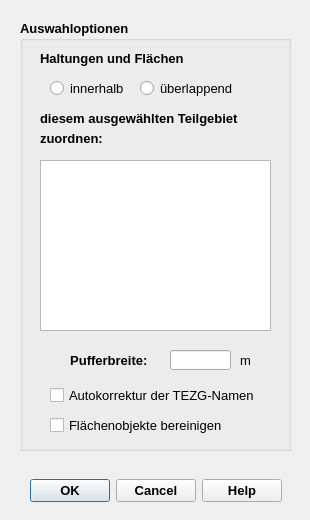
Before: the Qt Designer form qkan/linkflaechen/res/application_assigntgeb.ui in SonkeHoffmann/QKan-1, drawn with Qt 5.
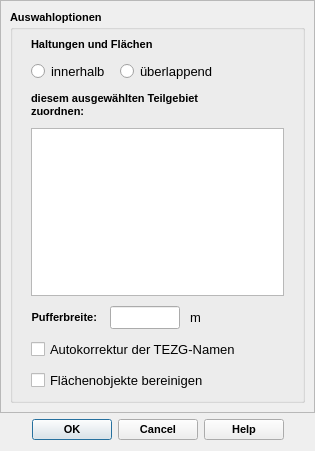
After: the same form once the commit is applied. Icons and pictures are not drawn.

What changed in the file:
```diff
--- a/qkan/linkflaechen/res/application_assigntgeb.ui
+++ b/qkan/linkflaechen/res/application_assigntgeb.ui
@@ -6,14 +6,14 @@
    <rect>
     <x>0</x>
     <y>0</y>
-    <width>310</width>
-    <height>520</height>
+    <width>315</width>
+    <height>451</height>
    </rect>
   </property>
   <property name="minimumSize">
    <size>
-    <width>310</width>
-    <height>520</height>
+    <width>250</width>
+    <height>150</height>
    </size>
   </property>
   <property name="font">
@@ -24,23 +24,37 @@
   <property name="windowTitle">
    <string>Zuordnung zu Teilgebiet</string>
   </property>
-  <property name="windowIcon">
-   <iconset>
-    <normaloff>../../QKan.png</normaloff>../../QKan.png</iconset>
-  </property>
+  <layout class="QVBoxLayout" name="verticalLayout">
+   <property name="leftMargin">
+    <number>0</number>
+   </property>
+   <property name="topMargin">
+    <number>0</number>
+   </property>
+   <property name="rightMargin">
+    <number>0</number>
+   </property>
+   <item>
+    <widget class="QScrollArea" name="scrollArea">
+     <property name="widgetResizable">
+      <bool>true</bool>
+     </property>
+     <widget class="QWidget" name="scrollAreaWidgetContents">
+      <property name="geometry">
+       <rect>
+        <x>0</x>
+        <y>0</y>
+        <width>313</width>
+        <height>411</height>
+       </rect>
+      </property>
+      <layout class="QVBoxLayout" name="verticalLayout_3">
+       <item>
   <widget class="QGroupBox" name="groupBox_2">
-   <property name="geometry">
-    <rect>
-     <x>20</x>
-     <y>20</y>
-     <width>271</width>
-     <height>431</height>
-    </rect>
-   </property>
    <property name="font">
     <font>
      <family>Tahoma</family>
-     <pointsize>10</pointsize>
+           <pointsize>8</pointsize>
      <weight>75</weight>
      <bold>true</bold>
     </font>
@@ -48,55 +62,27 @@
    <property name="title">
     <string>Auswahloptionen</string>
    </property>
-   <widget class="QListWidget" name="lw_teilgebiete">
-    <property name="geometry">
-     <rect>
-      <x>20</x>
-      <y>140</y>
-      <width>231</width>
-      <height>171</height>
-     </rect>
-    </property>
-    <property name="font">
-     <font>
-      <family>Tahoma</family>
-      <pointsize>10</pointsize>
-      <weight>50</weight>
-      <bold>false</bold>
-     </font>
-    </property>
-    <property name="toolTip">
-     <string extracomment="Auswahl der zu bearbeitenden Teilgebiete. Alle auswählen mit [Strg]+A"/>
-    </property>
-    <property name="statusTip">
-     <string extracomment="Auswahl der zu bearbeitenden Teilgebiete. Alle auswählen mit [Strg]+A"/>
-    </property>
-    <property name="selectionMode">
-     <enum>QAbstractItemView::ExtendedSelection</enum>
-    </property>
-   </widget>
-   <widget class="QLabel" name="label">
-    <property name="geometry">
-     <rect>
-      <x>20</x>
-      <y>90</y>
-      <width>241</width>
-      <height>16</height>
-     </rect>
-    </property>
+         <layout class="QVBoxLayout" name="verticalLayout_2">
+          <property name="spacing">
+           <number>10</number>
+          </property>
+          <property name="leftMargin">
+           <number>18</number>
+          </property>
+          <property name="rightMargin">
+           <number>18</number>
+          </property>
+          <item>
+           <widget class="QLabel" name="label_2">
     <property name="text">
-     <string>diesem ausgewählten Teilgebiet</string>
-    </property>
-   </widget>
+             <string>Haltungen und Flächen</string>
+            </property>
+           </widget>
+          </item>
+          <item>
+           <layout class="QHBoxLayout" name="horizontalLayout">
+            <item>
    <widget class="QRadioButton" name="rb_within">
-    <property name="geometry">
-     <rect>
-      <x>30</x>
-      <y>60</y>
-      <width>82</width>
-      <height>17</height>
-     </rect>
-    </property>
     <property name="font">
      <font>
       <family>Tahoma</family>
@@ -109,15 +95,9 @@
      <string>innerhalb</string>
     </property>
    </widget>
+            </item>
+            <item>
    <widget class="QRadioButton" name="rb_overlaps">
-    <property name="geometry">
-     <rect>
-      <x>120</x>
-      <y>60</y>
-      <width>111</width>
-      <height>17</height>
-     </rect>
-    </property>
     <property name="font">
      <font>
       <family>Tahoma</family>
@@ -130,44 +110,32 @@
      <string>überlappend</string>
     </property>
    </widget>
-   <widget class="QLabel" name="label_2">
-    <property name="geometry">
-     <rect>
-      <x>20</x>
-      <y>30</y>
-      <width>151</width>
-      <height>16</height>
-     </rect>
-    </property>
-    <property name="text">
-     <string>Haltungen und Flächen</string>
-    </property>
-   </widget>
-   <widget class="QLabel" name="label_4">
-    <property name="geometry">
-     <rect>
-      <x>20</x>
-      <y>110</y>
-      <width>81</width>
-      <height>16</height>
-     </rect>
-    </property>
-    <property name="text">
-     <string>zuordnen:</string>
-    </property>
-   </widget>
-   <widget class="QLineEdit" name="tf_bufferradius">
-    <property name="enabled">
-     <bool>true</bool>
-    </property>
-    <property name="geometry">
-     <rect>
-      <x>150</x>
-      <y>330</y>
-      <width>61</width>
+            </item>
+            <item>
+             <spacer name="horizontalSpacer_2">
+              <property name="orientation">
+               <enum>Qt::Horizontal</enum>
+              </property>
+              <property name="sizeHint" stdset="0">
+               <size>
+                <width>40</width>
       <height>20</height>
-     </rect>
-    </property>
+               </size>
+              </property>
+             </spacer>
+            </item>
+           </layout>
+          </item>
+          <item>
+           <widget class="QLabel" name="label">
+            <property name="text">
+             <string>diesem ausgewählten Teilgebiet
+zuordnen:</string>
+            </property>
+           </widget>
+          </item>
+          <item>
+           <widget class="QListWidget" name="lw_teilgebiete">
     <property name="font">
      <font>
       <family>Tahoma</family>
@@ -180,21 +148,20 @@
      <string>&lt;html&gt;&lt;head/&gt;&lt;body&gt;&lt;p&gt;Nur bei Auswahl &amp;quot;innerhalb&amp;quot;: die Fläche der Teilgebiete wird bei der Suche um die Pufferbreite vergrößert, um kleine Ungenauigkeiten zu berücksichtigen.&lt;/p&gt;&lt;/body&gt;&lt;/html&gt;</string>
     </property>
     <property name="statusTip">
-     <string>&lt;html&gt;&lt;head/&gt;&lt;body&gt;&lt;p&gt;Nur bei Auswahl &amp;quot;innerhalb&amp;quot;: die Fläche der Teilgebiete wird bei der Suche um die Pufferbreite vergrößert, um kleine Ungenauigkeiten zu berücksichtigen.&lt;/p&gt;&lt;/body&gt;&lt;/html&gt;</string>
-    </property>
-   </widget>
+             <string extracomment="Auswahl der zu bearbeitenden Teilgebiete. Alle auswählen mit [Strg]+A"/>
+            </property>
+            <property name="selectionMode">
+             <enum>QAbstractItemView::ExtendedSelection</enum>
+            </property>
+           </widget>
+          </item>
+          <item>
+           <layout class="QHBoxLayout" name="horizontalLayout_2">
+            <item>
    <widget class="QLabel" name="lb_bufferradius">
     <property name="enabled">
      <bool>true</bool>
     </property>
-    <property name="geometry">
-     <rect>
-      <x>30</x>
-      <y>330</y>
-      <width>101</width>
-      <height>21</height>
-     </rect>
-    </property>
     <property name="toolTip">
      <string>&lt;html&gt;&lt;head/&gt;&lt;body&gt;&lt;p&gt;Nur bei Auswahl &amp;quot;innerhalb&amp;quot;: die Fläche der Teilgebiete wird bei der Suche um die Pufferbreite vergrößert, um kleine Ungenauigkeiten zu berücksichtigen.&lt;/p&gt;&lt;/body&gt;&lt;/html&gt;</string>
     </property>
@@ -208,15 +175,36 @@
      <set>Qt::AlignRight|Qt::AlignTrailing|Qt::AlignVCenter</set>
     </property>
    </widget>
+            </item>
+            <item>
+             <widget class="QLineEdit" name="tf_bufferradius">
+              <property name="enabled">
+               <bool>true</bool>
+              </property>
+              <property name="maximumSize">
+               <size>
+                <width>70</width>
+                <height>16777215</height>
+               </size>
+              </property>
+              <property name="font">
+               <font>
+                <family>Tahoma</family>
+                <pointsize>10</pointsize>
+                <weight>50</weight>
+                <bold>false</bold>
+               </font>
+              </property>
+              <property name="toolTip">
+               <string>&lt;html&gt;&lt;head/&gt;&lt;body&gt;&lt;p&gt;Nur bei Auswahl &amp;quot;innerhalb&amp;quot;: die Fläche der Teilgebiete wird bei der Suche um die Pufferbreite vergrößert, um kleine Ungenauigkeiten zu berücksichtigen.&lt;/p&gt;&lt;/body&gt;&lt;/html&gt;</string>
+              </property>
+              <property name="statusTip">
+               <string>&lt;html&gt;&lt;head/&gt;&lt;body&gt;&lt;p&gt;Nur bei Auswahl &amp;quot;innerhalb&amp;quot;: die Fläche der Teilgebiete wird bei der Suche um die Pufferbreite vergrößert, um kleine Ungenauigkeiten zu berücksichtigen.&lt;/p&gt;&lt;/body&gt;&lt;/html&gt;</string>
+              </property>
+             </widget>
+            </item>
+            <item>
    <widget class="QLabel" name="unit_bufferradius">
-    <property name="geometry">
-     <rect>
-      <x>220</x>
-      <y>330</y>
-      <width>21</width>
-      <height>21</height>
-     </rect>
-    </property>
     <property name="font">
      <font>
       <family>Tahoma</family>
@@ -229,15 +217,24 @@
      <string>m</string>
     </property>
    </widget>
+            </item>
+            <item>
+             <spacer name="horizontalSpacer">
+              <property name="orientation">
+               <enum>Qt::Horizontal</enum>
+              </property>
+              <property name="sizeHint" stdset="0">
+               <size>
+                <width>40</width>
+                <height>20</height>
+               </size>
+              </property>
+             </spacer>
+            </item>
+           </layout>
+          </item>
+          <item>
    <widget class="QCheckBox" name="cb_autokorrektur">
-    <property name="geometry">
-     <rect>
-      <x>30</x>
-      <y>360</y>
-      <width>211</width>
-      <height>31</height>
-     </rect>
-    </property>
     <property name="font">
      <font>
       <family>Tahoma</family>
@@ -256,15 +253,9 @@
      <string>Autokorrektur der TEZG-Namen</string>
     </property>
    </widget>
+          </item>
+          <item>
    <widget class="QCheckBox" name="cb_geomMakeValid">
-    <property name="geometry">
-     <rect>
-      <x>30</x>
-      <y>390</y>
-      <width>191</width>
-      <height>30</height>
-     </rect>
-    </property>
     <property name="font">
      <font>
       <family>Tahoma</family>
@@ -286,20 +277,20 @@
      <string>Flächenobjekte bereinigen</string>
     </property>
    </widget>
-  </widget>
+          </item>
+         </layout>
+        </widget>
+       </item>
+      </layout>
+     </widget>
+    </widget>
+   </item>
+   <item>
   <widget class="QDialogButtonBox" name="button_box">
-   <property name="geometry">
-    <rect>
-     <x>20</x>
-     <y>470</y>
-     <width>271</width>
-     <height>41</height>
-    </rect>
-   </property>
    <property name="font">
     <font>
      <family>Tahoma</family>
-     <pointsize>10</pointsize>
+       <pointsize>8</pointsize>
      <weight>75</weight>
      <bold>true</bold>
     </font>
@@ -317,6 +308,8 @@
     <bool>true</bool>
    </property>
   </widget>
+   </item>
+  </layout>
  </widget>
  <resources/>
  <connections>
```
Left out of the diff: 2 changed lines with no effect on the pictures. Lines whose indentation alone changed are shown as unchanged.
